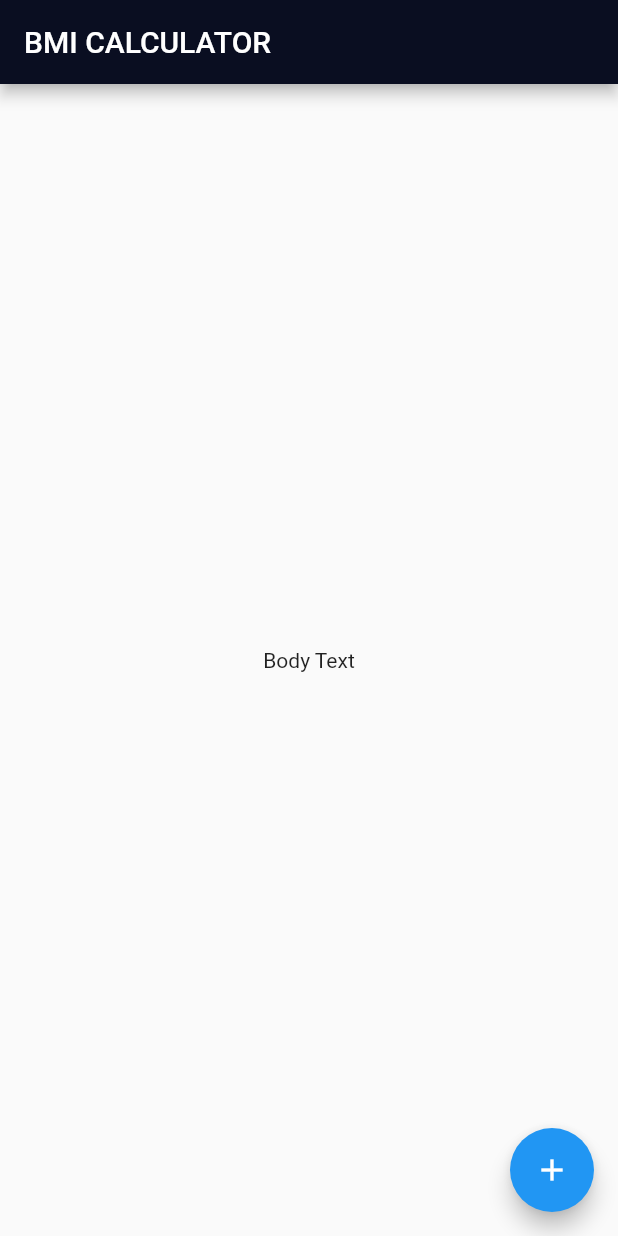
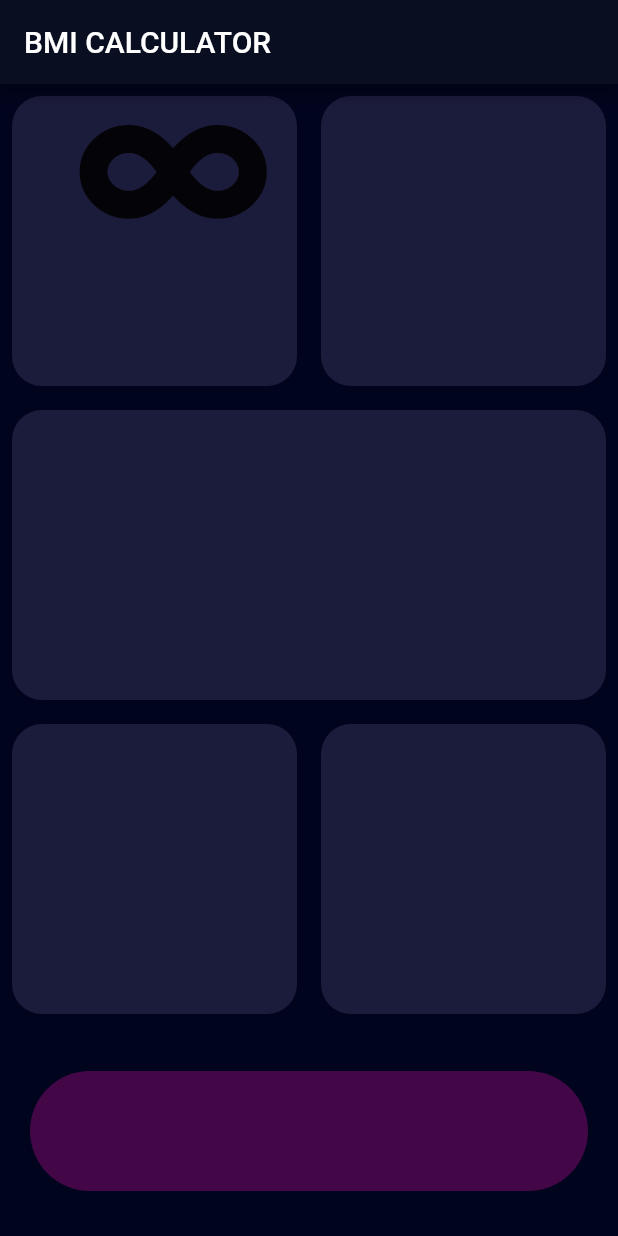
Before and after one commit to xXDiehardmanXx/bmi-calculator, a Flutter app: the screen it shows after launch, on a phone screen of 412 x 824 dp. Run offline on Flutter 3.47's test engine with Material 2 defaults, Android fonts, the phone set to English and light mode, and no system bars; our stand-ins replace font_awesome_flutter.

Commit message:
second commit

```diff
--- a/lib/input_page.dart
+++ b/lib/input_page.dart
@@ -0,0 +1,93 @@
+import 'package:flutter/material.dart';
+import 'package:font_awesome_flutter/font_awesome_flutter.dart';
+
+class InputPage extends StatefulWidget {
+  @override
+  _InputPageState createState() => _InputPageState();
+}
+
+const activeCardColor = Color(0xFF1B1B3B);
+const double bottomContainerHeight = 80.0;
+
+class _InputPageState extends State<InputPage> {
+  @override
+  Widget build(BuildContext context) {
+    return Scaffold(
+      appBar: AppBar(
+        title: Text('BMI CALCULATOR'),
+      ),
+      body: Column(
+        children: [
+          Expanded(
+            child: Row(
+              mainAxisAlignment: MainAxisAlignment.spaceEvenly,
+              children: [
+                Expanded(
+                  child: ReuseCard(
+                    colour: activeCardColor,
+                    childCard: Column(
+                      children: [
+                        Icon(
+                          FontAwesomeIcons.infinity,
+                          size: 100.0,
+                        ),
+
+                      ],
+                    ),
+                  ),
+                ),
+                Expanded(
+                  child: ReuseCard(colour: activeCardColor),
+                ),
+              ],
+            ),
+          ),
+          Expanded(
+            child: ReuseCard(colour: activeCardColor),
+          ),
+          Expanded(
+            child: Row(
+              mainAxisAlignment: MainAxisAlignment.spaceEvenly,
+              children: [
+                Expanded(
+                  child: ReuseCard(colour: activeCardColor),
+                ),
+                Expanded(
+                  child: ReuseCard(
+                    colour: activeCardColor,
+                  ),
+                ),
+              ],
+            ),
+          ),
+          Container(
+            decoration: BoxDecoration(
+              color: Color(0xFF430748),
+              borderRadius: BorderRadius.circular(100),
+            ),
+            width: double.infinity,
+            height: bottomContainerHeight,
+            margin: EdgeInsets.symmetric(vertical: 30, horizontal: 20),
+          ),
+        ],
+      ),
+    );
+  }
+}
+
+class ReuseCard extends StatelessWidget {
+  ReuseCard({@required this.colour, this.childCard});
+  final Color colour;
+  final Widget childCard;
+  @override
+  Widget build(BuildContext context) {
+    return Container(
+      child: childCard,
+      margin: EdgeInsets.all(8.0),
+      decoration: BoxDecoration(
+        color: colour,
+        borderRadius: BorderRadius.circular(20.0),
+      ),
+    );
+  }
+}
--- a/lib/main.dart
+++ b/lib/main.dart
@@ -1,4 +1,5 @@
 import 'package:flutter/material.dart';
+import 'package:bmi_calcuator_app/input_page.dart';
 
 void main() => runApp(BMICalculator());
 
@@ -7,31 +8,14 @@ class BMICalculator extends StatelessWidget {
   Widget build(BuildContext context) {
     return MaterialApp(
       theme: ThemeData(
-        primaryColor: Color(0xFF0A0E21)
+        primaryColor: Color(0xFF0A0E21),
+        accentColor: Colors.purple,
+        scaffoldBackgroundColor: Color(0xFF01041D),
+        textTheme: TextTheme(
+          bodyText1: TextStyle(color: Colors.white)
+        ),
       ),
       home: InputPage(),
     );
   }
 }
-
-class InputPage extends StatefulWidget {
-  @override
-  _InputPageState createState() => _InputPageState();
-}
-
-class _InputPageState extends State<InputPage> {
-  @override
-  Widget build(BuildContext context) {
-    return Scaffold(
-      appBar: AppBar(
-        title: Text('BMI CALCULATOR'),
-      ),
-      body: Center(
-        child: Text('Body Text'),
-      ),
-      floatingActionButton: FloatingActionButton(
-        child: Icon(Icons.add),
-      ),
-    );
-  }
-}
--- a/pubspec.yaml
+++ b/pubspec.yaml
@@ -28,6 +28,7 @@ dependencies:
   # The following adds the Cupertino Icons font to your application.
   # Use with the CupertinoIcons class for iOS style icons.
   cupertino_icons: ^1.0.2
+  font_awesome_flutter: ^9.0.0
 
 dev_dependencies:
   flutter_test:
@@ -43,6 +44,7 @@ flutter:
   # included with your application, so that you can use the icons in
   # the material Icons class.
   uses-material-design: true
+
 
   # To add assets to your application, add an assets section, like this:
   # assets:
```
Also changed, not shown: pubspec.lock.
